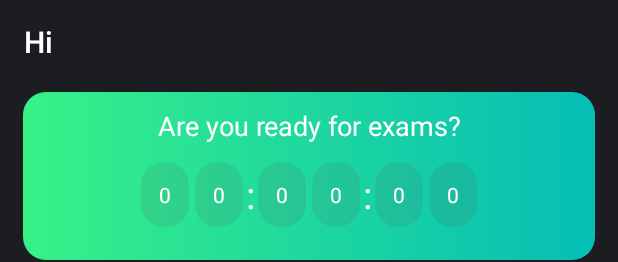
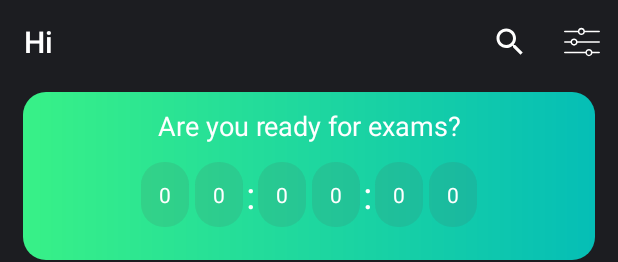
Before and after one commit to Snowmaze-dev/KODETestProject, an Android app: the layout fragment_home.xml on its own in the app's theme, with its tools: preview values and no code run, on a phone screen of 412 x 824 dp. Shown: the top 262 px of the screen. Run offline under Robolectric (Android 15) with nearby library versions, the phone set to English and light mode, and no system bars.

Commit message:
Bottom nav and toolbar

```diff
--- /dev/null
+++ b/app/src/main/java/ru/snowmaze/kodetestproject/ui/classes/ClassesFragment.kt
@@ -0,0 +1,6 @@
+package ru.snowmaze.kodetestproject.ui.classes
+
+import androidx.fragment.app.Fragment
+
+class ClassesFragment: Fragment() {
+}
--- /dev/null
+++ b/app/src/main/res/anim/fade_in.xml
@@ -0,0 +1,5 @@
+<?xml version="1.0" encoding="utf-8"?>
+<set xmlns:android="http://schemas.android.com/apk/res/android">
+    <alpha android:fromAlpha="0.0" android:toAlpha="1.0"
+        android:duration="@android:integer/config_mediumAnimTime" />
+</set>
--- /dev/null
+++ b/app/src/main/res/anim/fade_out.xml
@@ -0,0 +1,5 @@
+<?xml version="1.0" encoding="utf-8"?>
+<set xmlns:android="http://schemas.android.com/apk/res/android">
+    <alpha android:fromAlpha="1.0" android:toAlpha="0.0"
+        android:duration="@android:integer/config_mediumAnimTime" />
+</set>
--- /dev/null
+++ b/app/src/main/res/drawable/baseline_search_24.xml
@@ -0,0 +1,9 @@
+<vector xmlns:android="http://schemas.android.com/apk/res/android"
+    android:width="24dp"
+    android:height="24dp"
+    android:viewportWidth="24"
+    android:viewportHeight="24">
+  <path
+      android:fillColor="@android:color/white"
+      android:pathData="M15.5,14h-0.79l-0.28,-0.27C15.41,12.59 16,11.11 16,9.5 16,5.91 13.09,3 9.5,3S3,5.91 3,9.5 5.91,16 9.5,16c1.61,0 3.09,-0.59 4.23,-1.57l0.27,0.28v0.79l5,4.99L20.49,19l-4.99,-5zM9.5,14C7.01,14 5,11.99 5,9.5S7.01,5 9.5,5 14,7.01 14,9.5 11.99,14 9.5,14z"/>
+</vector>
--- /dev/null
+++ b/app/src/main/res/drawable/ic_settings.xml
@@ -0,0 +1,6 @@
+<vector android:height="24dp" android:viewportHeight="335.2"
+    android:viewportWidth="335.2" android:width="24dp" xmlns:android="http://schemas.android.com/apk/res/android">
+    <path android:fillColor="#FFF" android:pathData="M327.6,61.8H194.4C191.2,47 177.6,35.4 162,35.4c-16,0 -29.2,11.2 -32.4,26.4H7.2C3.2,61.8 0,65 0,69s3.2,7.2 7.2,7.2h122c3.2,14.8 16.8,26.4 32.4,26.4c16,0 29.2,-11.2 32.4,-26.4h133.6c4,0 7.2,-3.2 7.2,-7.2S331.6,61.8 327.6,61.8zM162,88.6c-10.4,0 -19.2,-8.4 -19.2,-19.2s8.4,-19.2 19.2,-19.2c10.4,0 19.2,8.4 19.2,19.2C181.2,79.8 172.8,88.6 162,88.6z"/>
+    <path android:fillColor="#FFF" android:pathData="M328,160.6H126c-3.2,-14.8 -16.8,-26.4 -32.4,-26.4c-16,0 -29.2,11.2 -32.4,26.4h-54c-4,0 -7.2,3.2 -7.2,7.2s3.2,7.2 7.2,7.2h54c3.2,14.8 16.8,26.4 32.4,26.4c16,0 29.2,-11.2 32.4,-26.4h202c4,0 7.2,-3.2 7.2,-7.2S332,160.6 328,160.6zM93.6,187c-10.4,0 -19.2,-8.4 -19.2,-19.2c0,-10.4 8.8,-19.2 19.2,-19.2c10.4,0 19.2,8.4 19.2,19.2C112.8,178.2 104.4,187 93.6,187z"/>
+    <path android:fillColor="#FFF" android:pathData="M327.6,259h-62.8c-3.2,-14.8 -16.8,-26.4 -32.4,-26.4c-16,0 -29.2,11.2 -32.4,26.4H7.2c-4,0 -7.2,3.2 -7.2,7.2s3.2,7.2 7.2,7.2h192.4c3.2,14.8 16.8,26.4 32.4,26.4c16,0 29.2,-11.2 32.4,-26.4h63.2c4,0 7.2,-3.2 7.2,-7.2S331.6,259 327.6,259zM232,285.8c-10.4,0 -19.2,-8.4 -19.2,-19.2c0,-10.8 8.8,-19.2 19.2,-19.2c10.4,0 19.2,8.4 19.2,19.2C251.2,277.4 242.8,285.8 232,285.8z"/>
+</vector>
--- a/app/src/main/res/drawable/lime_gradient.xml
+++ b/app/src/main/res/drawable/lime_gradient.xml
@@ -2,9 +2,8 @@
 <shape xmlns:android="http://schemas.android.com/apk/res/android"
     android:shape="rectangle">
     <gradient
-        android:angle="0"
-        android:endColor="#05BEB6"
-        android:startColor="#38F187" />
+        android:endColor="@color/limeDarker"
+        android:startColor="@color/lime" />
 
     <corners android:radius="15dp" />
 </shape>
--- a/app/src/main/res/drawable/outline_calendar_today_24.xml
+++ b/app/src/main/res/drawable/outline_calendar_today_24.xml
@@ -2,8 +2,7 @@
     android:width="24dp"
     android:height="24dp"
     android:viewportWidth="24"
-    android:viewportHeight="24"
-    android:tint="?attr/colorControlNormal">
+    android:viewportHeight="24">
   <path
       android:fillColor="@android:color/white"
       android:pathData="M20,3h-1L19,1h-2v2L7,3L7,1L5,1v2L4,3c-1.1,0 -2,0.9 -2,2v16c0,1.1 0.9,2 2,2h16c1.1,0 2,-0.9 2,-2L22,5c0,-1.1 -0.9,-2 -2,-2zM20,21L4,21L4,10h16v11zM20,8L4,8L4,5h16v3z"/>
--- a/app/src/main/res/drawable/rounded_background.xml
+++ b/app/src/main/res/drawable/rounded_background.xml
@@ -1,6 +1,6 @@
 <?xml version="1.0" encoding="utf-8"?>
 <shape xmlns:android="http://schemas.android.com/apk/res/android"
     android:shape="rectangle">
-    <solid android:color="@color/iconsBackgroundColor" />
+    <solid android:color="@color/iconsBackground" />
     <corners android:radius="15dp" />
 </shape>
--- a/app/src/main/res/layout/fragment_home.xml
+++ b/app/src/main/res/layout/fragment_home.xml
@@ -9,6 +9,7 @@
         android:id="@+id/home_toolbar"
         android:layout_width="match_parent"
         android:layout_height="wrap_content"
+        app:menu="@menu/home_toolbar_menu"
         app:title="@string/hi" />
 
     <LinearLayout
--- a/app/src/main/res/layout/homework_card.xml
+++ b/app/src/main/res/layout/homework_card.xml
@@ -41,7 +41,7 @@
                     android:layout_width="wrap_content"
                     android:layout_height="wrap_content"
                     android:drawablePadding="5dp"
-                    android:gravity="center"
+                    android:gravity="center_vertical"
                     app:drawableLeftCompat="@drawable/baseline_schedule_24" />
 
             </LinearLayout>
--- a/app/src/main/res/menu/bottom_navigation_menu.xml
+++ b/app/src/main/res/menu/bottom_navigation_menu.xml
@@ -2,10 +2,15 @@
 <menu xmlns:android="http://schemas.android.com/apk/res/android">
 
     <item
+        android:id="@+id/home_fragment"
+        android:checked="true"
         android:icon="@drawable/outline_home_24"
+        android:iconTint="@color/lime"
         android:title="@string/home" />
 
     <item
+        android:id="@+id/classes_fragment"
+        android:iconTint="@color/lime"
         android:icon="@drawable/outline_calendar_today_24"
         android:title="@string/classes" />
 
--- /dev/null
+++ b/app/src/main/res/menu/home_toolbar_menu.xml
@@ -0,0 +1,16 @@
+<?xml version="1.0" encoding="utf-8"?>
+<menu xmlns:android="http://schemas.android.com/apk/res/android"
+    xmlns:app="http://schemas.android.com/apk/res-auto">
+
+    <item
+        android:icon="@drawable/baseline_search_24"
+        android:title="search"
+        app:showAsAction="ifRoom" />
+
+    <item
+        android:icon="@drawable/ic_settings"
+        android:title="settings"
+        app:showAsAction="ifRoom"
+        />
+
+</menu>
--- a/app/src/main/res/values/colors.xml
+++ b/app/src/main/res/values/colors.xml
@@ -2,5 +2,7 @@
 <resources>
     <color name="primary">#1C1D21</color>
     <color name="primaryLighter">#24252A</color>
-    <color name="iconsBackgroundColor">#313131</color>
+    <color name="iconsBackground">#313131</color>
+    <color name="lime">#38F187</color>
+    <color name="limeDarker">#05BEB6</color>
 </resources>
--- a/build.gradle
+++ b/build.gradle
@@ -5,6 +5,7 @@ buildscript {
         google()
         jcenter()
         maven { url = 'https://dl.bintray.com/kirich1409/maven' }
+        maven { url 'https://jitpack.io' }
     }
     dependencies {
         classpath "com.android.tools.build:gradle:4.1.0"
--- a/buildsystem/dependencies.gradle
+++ b/buildsystem/dependencies.gradle
@@ -18,6 +18,7 @@ ext {
             "androidx.lifecycle:lifecycle-runtime-ktx:$lifecycle_version",
             "androidx.lifecycle:lifecycle-viewmodel-ktx:$lifecycle_version",
             "androidx.lifecycle:lifecycle-livedata-ktx:$lifecycle_version",
+            "com.fxn769:bubbletabbar:1.0.5"
     ]
     domainDependencies = [
             "org.jetbrains.kotlin:kotlin-stdlib-jdk8:${kotlin_version}",
```
Also changed, not shown: app/src/main/java/ru/snowmaze/kodetestproject/ui/MainActivity.kt (+30 -5 lines), app/src/main/res/layout/activity_main.xml (+7 -3 lines).
